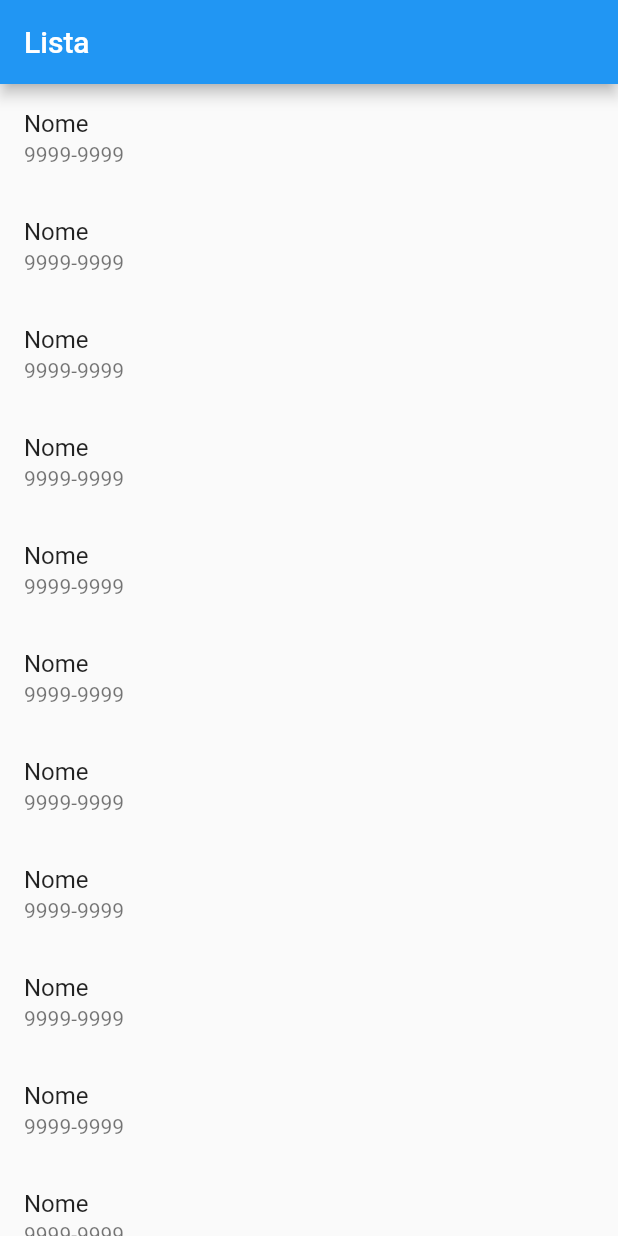
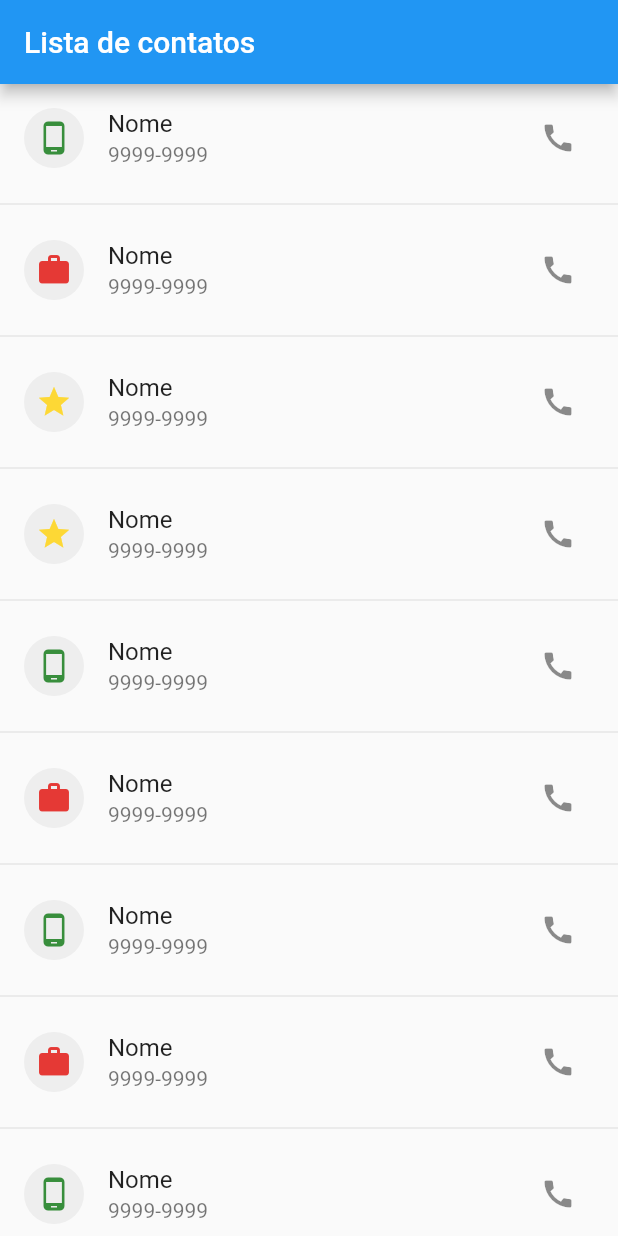
Before and after one commit to ritamonteiro1/contact-list-app, a Flutter app: the screen it shows after launch, on a phone screen of 412 x 824 dp. Run offline on Flutter 3.47's test engine with Material 2 defaults, Android fonts, the phone set to English and light mode, and no system bars.

Commit message:
add CircleAvatar in ListView

```diff
--- a/lib/home_view.dart
+++ b/lib/home_view.dart
@@ -6,7 +6,6 @@ class HomeView extends StatefulWidget {
 }
 
 class _HomeViewState extends State<HomeView> {
-
   List<Contact> contactList = [];
 
   @override
@@ -31,21 +30,26 @@ class _HomeViewState extends State<HomeView> {
   Widget build(BuildContext context) {
     return Scaffold(
       appBar: AppBar(
-        title: Text('Lista'),
+        title: Text('Lista de contatos'),
       ),
       body: ListView.separated(
         itemBuilder: (context, index) {
           var contact = contactList[index];
           return ListTile(
-            // leading: CicleAvatar(
-            //
-            // ),
+            leading: CircleAvatar(
+              child: ContactHelper.getIconByContactType(contact.type),
+              backgroundColor: Colors.grey[200],
+            ),
             title: Text(contact.name),
             subtitle: Text(contact.telephone),
+            trailing: IconButton(
+              icon: Icon(Icons.call),
+              onPressed: () => {},
+            ),
           );
         },
         separatorBuilder: (context, index) {
-          return Container();
+          return Divider();
         },
         itemCount: contactList.length,
       ),
@@ -74,11 +78,11 @@ class ContactHelper {
       case ContactType.CELL_PHONE:
         return Icon(Icons.phone_android, color: Colors.green[700]);
       case ContactType.JOB:
-        return Icon(Icons.work, color: Colors.green[600]);
+        return Icon(Icons.work, color: Colors.red[600]);
       case ContactType.FAVORITE:
-        return Icon(Icons.star, color: Colors.green[600]);
+        return Icon(Icons.star, color: Colors.yellow[600]);
       case ContactType.HOME:
-        return Icon(Icons.home, color: Colors.green[600]);
+        return Icon(Icons.home, color: Colors.purple[600]);
     }
   }
 }
--- a/lib/my_app.dart
+++ b/lib/my_app.dart
@@ -6,6 +6,7 @@ class MyApp extends StatelessWidget {
   @override
   Widget build(BuildContext context) {
     return MaterialApp(
+      debugShowCheckedModeBanner: false,
       theme: ThemeData.light(),
       home: HomeView()
     );
```
